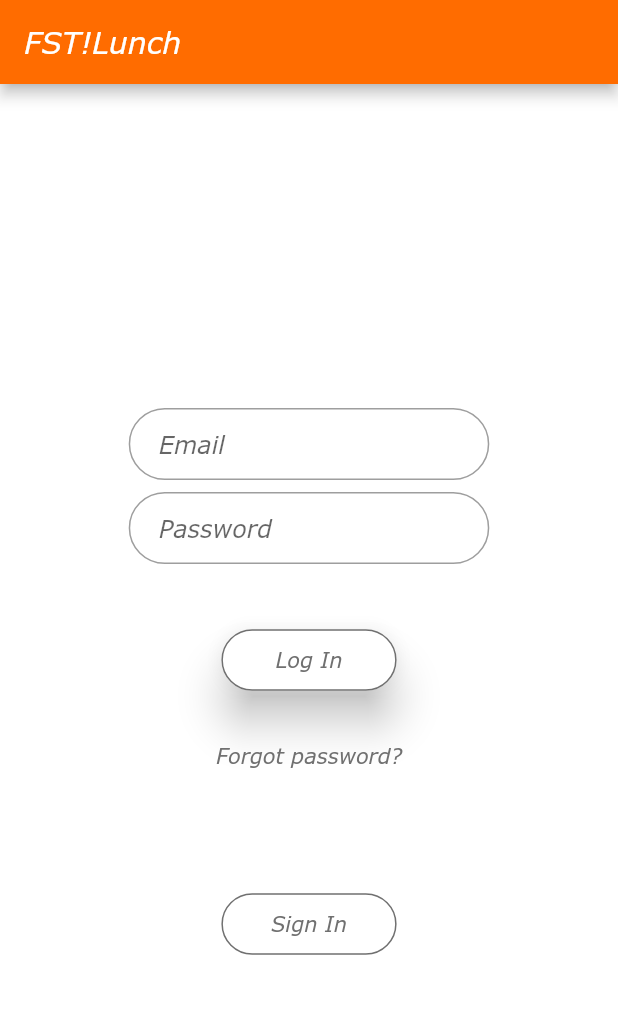
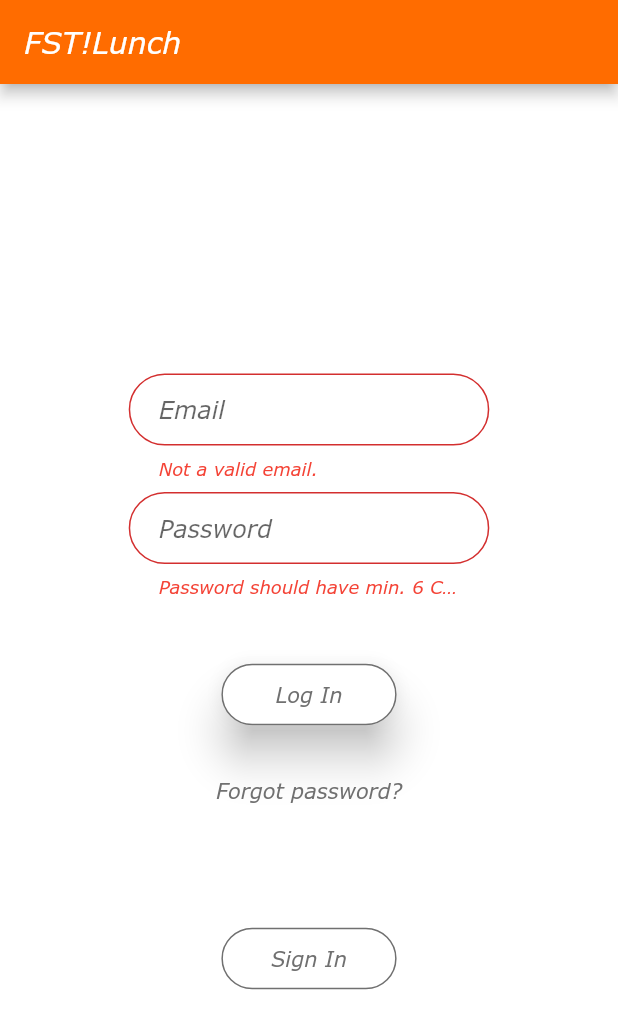
Before and after one commit to xlDownxl/LunchBreak, a Flutter app: the screen it shows after launch, after a tap on "Log In", on a phone screen of 412 x 824 dp. Shown: the top 1029 px of the screen. Run offline on Flutter 3.47's test engine with Material 2 defaults, Android fonts, the phone set to English and light mode, and no system bars; our stand-ins replace bubble, email_validator, firebase_auth, firebase_database, numberpicker; missing offline and left inert: FST.LunchApp; accounts and stored records are empty; network calls fail.

Commit message:
Added validation and Error handling to the Login Screen

```diff
--- a/FlutterApp/lib/screens/login_screen.dart
+++ b/FlutterApp/lib/screens/login_screen.dart
@@ -5,6 +5,7 @@ import 'package:provider/provider.dart';
 import '../models/board_posts.dart';
 import '../models/user.dart';
 import 'package:firebase_database/firebase_database.dart';
+import 'package:email_validator/email_validator.dart';
 
 class LoginPage extends StatefulWidget {
   static String tag = 'login-page';
@@ -17,9 +18,12 @@ class _LoginPageState extends State<LoginPage> {
   final passwordController = TextEditingController();
   final emailController = TextEditingController();
   bool _isLoading = false;
-  //var username;
+
   var password;
   var email;
+  var emailError = "";
+  var passwordError = "";
+
   final _formKey = GlobalKey<FormState>();
 
   void validateInput() {
@@ -54,6 +58,7 @@ class _LoginPageState extends State<LoginPage> {
 
   Future register() {
     setState(() {
+      emailError = "";
       _isLoading = true;
     }); //TODO give possibility of a normal name
     return FirebaseAuth.instance
@@ -70,6 +75,16 @@ class _LoginPageState extends State<LoginPage> {
         _isLoading = false;
       });
       print(error);
+      switch (error.code) {
+        case "ERROR_INVALID_EMAIL":
+          emailError = "Invalid Email";
+          break;
+        case "ERROR_WEAK_PASSWORD":
+          passwordError = "Password hould have min. 6 Char.";
+          break;
+        default:
+          emailError = "Invalid Input";
+      }
     }); //TODO handle error
   }
 
@@ -96,6 +111,7 @@ class _LoginPageState extends State<LoginPage> {
   Future login() {
     setState(() {
       _isLoading = true;
+      emailError = "";
     }); //TODO give possibility of a normal name
     return FirebaseAuth.instance
         .signInWithEmailAndPassword(email: email, password: password)
@@ -121,7 +137,24 @@ class _LoginPageState extends State<LoginPage> {
       });
       Navigator.pushReplacementNamed(context, BoardScreen.routeName);
     }).catchError((error) {
-      print(error);
+      print(error.toString() + "in error in login");
+      switch (error.code) {
+        case "ERROR_INVALID_EMAIL":
+          emailError = "Invalid Email";
+          break;
+        case "ERROR_USER_NOT_FOUND":
+          emailError = "User note found";
+          break;
+        case "ERROR_INVALID_EMAIL":
+          emailError = "Invalid Email";
+          break;
+        case "ERROR_WRONG_PASSWORD":
+          passwordError = "Wrong Passord";
+          break;
+        default:
+          emailError = "Invalid Inputs";
+          break;
+      }
       setState(() {
         _isLoading = false;
       });
@@ -143,7 +176,14 @@ class _LoginPageState extends State<LoginPage> {
         onSaved: (value) {
           email = value;
         },
+        validator: (val) =>
+            !EmailValidator.validate(val, true) ? 'Not a valid email.' : null,
+
         decoration: InputDecoration(
+          errorText: emailError,
+          errorStyle: TextStyle(
+            color: Colors.red,
+          ),
           hintText: 'Email',
           contentPadding: EdgeInsets.fromLTRB(20.0, 10.0, 20.0, 10.0),
           border: OutlineInputBorder(
@@ -169,12 +209,16 @@ class _LoginPageState extends State<LoginPage> {
         autofocus: false,
         // initialValue: 'some password',
         obscureText: true,
+        validator: (val) =>
+            val.length < 4 ? 'Password should have min. 6 Chars.' : null,
         controller: passwordController,
         textInputAction: TextInputAction.done,
         onSaved: (value) {
           password = value;
         },
         decoration: InputDecoration(
+          errorText: passwordError,
+          errorStyle: TextStyle(color: Colors.red),
           hintText: 'Password',
           contentPadding: EdgeInsets.fromLTRB(20.0, 10.0, 20.0, 10.0),
           focusedBorder: OutlineInputBorder(
@@ -204,6 +248,7 @@ class _LoginPageState extends State<LoginPage> {
               : BorderSide(color: Theme.of(context).primaryColor, width: 1),
         ),
         onPressed: () {
+          _formKey.currentState.validate();
           _formKey.currentState.save();
           login();
           //Navigator.of(context).pushNamed(BoardScreen.routeName);
--- a/FlutterApp/pubspec.yaml
+++ b/FlutterApp/pubspec.yaml
@@ -19,6 +19,7 @@ environment:
 dependencies:
   flutter:
     sdk: flutter
+  email_validator: '^1.0.0'
 
   provider: ^3.0.0
   intl: ^0.15.8
```
Also changed, not shown: FlutterApp/pubspec.lock.
